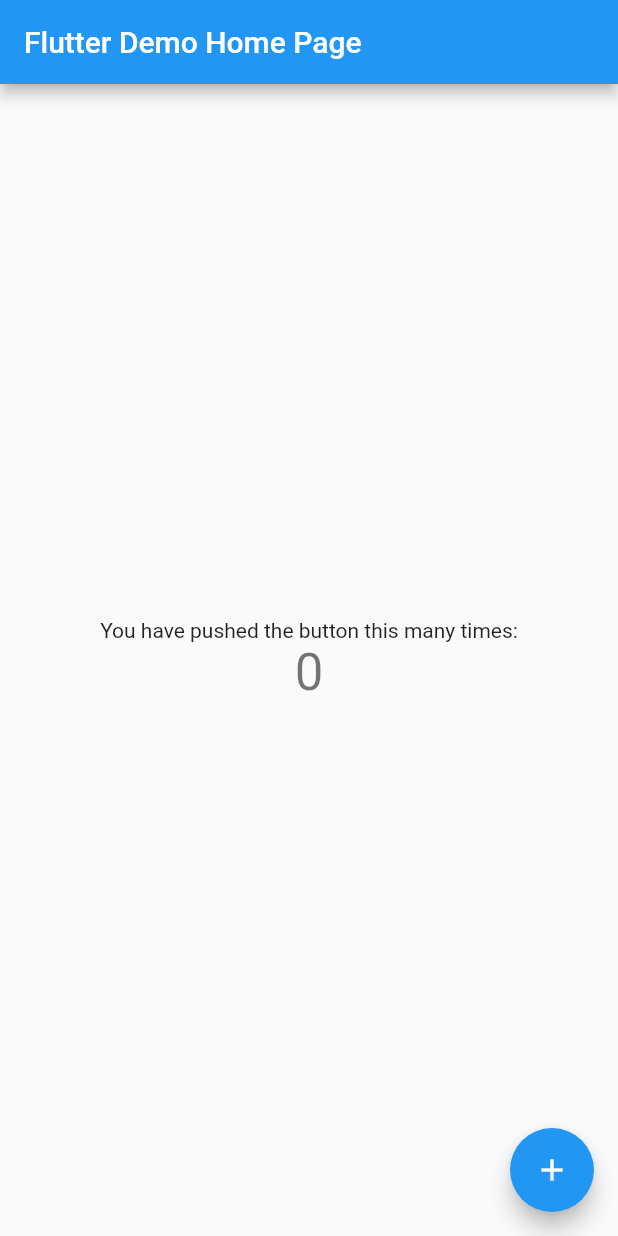
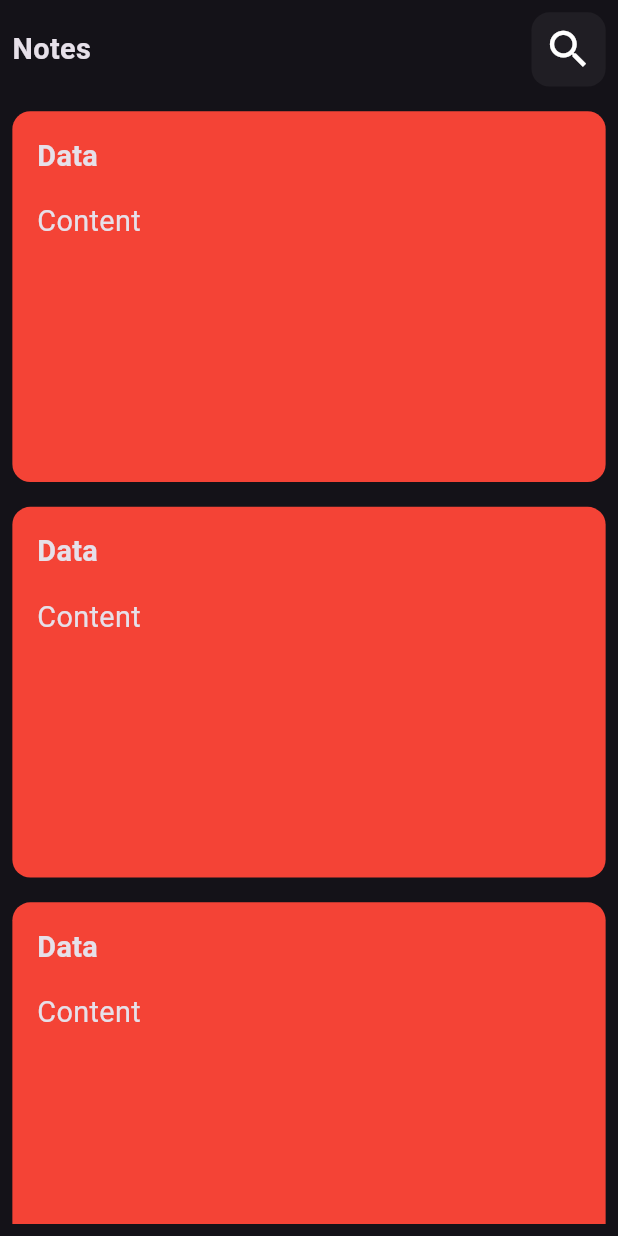
Before and after one commit to Anas-Nabih/Daily-Notes, a Flutter app: the screen it shows after launch, on a phone screen of 412 x 824 dp. Run offline on Flutter 3.47's test engine with Material 2 defaults, Android fonts, the phone set to English and light mode, and no system bars; our stand-ins replace sizer.

Commit message:
create notes view

```diff
--- a/lib/main.dart
+++ b/lib/main.dart
@@ -1,67 +1,23 @@
 import 'package:flutter/material.dart';
+import 'package:notes_app/views/home/notes_view.dart';
+import 'package:sizer/sizer.dart';
 
 void main() {
-  runApp(const MyApp());
+  runApp(const NotesApp());
 }
 
-class MyApp extends StatelessWidget {
-  const MyApp({Key? key}) : super(key: key);
+class NotesApp extends StatelessWidget {
+  const NotesApp({Key? key}) : super(key: key);
 
   @override
   Widget build(BuildContext context) {
-    return MaterialApp(
-      title: 'Notes App',
-      theme: ThemeData(
-        primarySwatch: Colors.blue,
-      ),
-      home: const MyHomePage(title: 'Flutter Demo Home Page'),
-    );
+    return Sizer(
+        builder: (context, orientation, deviceType) =>
+            MaterialApp(
+                debugShowCheckedModeBanner: false,
+                theme: ThemeData(
+                  brightness: Brightness.dark,
+                  useMaterial3: true
+                ), home: const NotesView()));
   }
 }
-
-class MyHomePage extends StatefulWidget {
-  const MyHomePage({Key? key, required this.title}) : super(key: key);
-
-  final String title;
-
-  @override
-  State<MyHomePage> createState() => _MyHomePageState();
-}
-
-class _MyHomePageState extends State<MyHomePage> {
-  int _counter = 0;
-
-  void _incrementCounter() {
-    setState(() {
-      _counter++;
-    });
-  }
-
-  @override
-  Widget build(BuildContext context) {
-    return Scaffold(
-      appBar: AppBar(
-        title: Text(widget.title),
-      ),
-      body: Center(
-        child: Column(
-          mainAxisAlignment: MainAxisAlignment.center,
-          children: <Widget>[
-            const Text(
-              'You have pushed the button this many times:',
-            ),
-            Text(
-              '$_counter',
-              style: Theme.of(context).textTheme.headline4,
-            ),
-          ],
-        ),
-      ),
-      floatingActionButton: FloatingActionButton(
-        onPressed: _incrementCounter,
-        tooltip: 'Increment',
-        child: const Icon(Icons.add),
-      ),
-    );
-  }
-}
--- a/lib/ui/home/home_screen.dart
+++ /dev/null
@@ -1,10 +0,0 @@
-import 'package:flutter/material.dart';
-
-class HomeScreen extends StatelessWidget {
-  const HomeScreen({Key? key}) : super(key: key);
-
-  @override
-  Widget build(BuildContext context) {
-    return Scaffold();
-  }
-}
--- /dev/null
+++ b/lib/views/home/notes_view.dart
@@ -0,0 +1,13 @@
+import 'package:flutter/material.dart';
+import 'package:notes_app/widgets/notes_view_body.dart';
+
+class NotesView extends StatelessWidget {
+  const NotesView({Key? key}) : super(key: key);
+
+  @override
+  Widget build(BuildContext context) {
+    return const Scaffold(
+      body: SafeArea(child: NotesViewBody()),
+    );
+  }
+}
--- /dev/null
+++ b/lib/widgets/note_item.dart
@@ -0,0 +1,30 @@
+import 'package:flutter/material.dart';
+import 'package:sizer/sizer.dart';
+
+class NoteItem extends StatelessWidget {
+  const NoteItem({
+    Key? key,
+  }) : super(key: key);
+
+  @override
+  Widget build(BuildContext context) {
+    return Container(
+      width: double.infinity,
+      height: 30.h,
+      padding: EdgeInsets.symmetric(vertical: 2.h,horizontal: 4.w),
+      decoration: BoxDecoration(
+          color: Colors.red,
+          borderRadius: BorderRadius.circular(12)
+      ),
+      child: Column(
+        crossAxisAlignment: CrossAxisAlignment.start,
+        children: [
+          Text("Data",style: TextStyle(fontSize: 14.sp,fontWeight: FontWeight.w600)),
+          SizedBox(height: 2.h),
+          Text("Content",style: TextStyle(fontSize: 14.sp)),
+
+        ],
+      ),
+    );
+  }
+}
--- /dev/null
+++ b/lib/widgets/notes_app_bar.dart
@@ -0,0 +1,19 @@
+import 'package:flutter/material.dart';
+import 'package:notes_app/widgets/search_icon.dart';
+import 'package:sizer/sizer.dart';
+class NotesAppBar extends StatelessWidget {
+  const NotesAppBar({
+    Key? key,
+  }) : super(key: key);
+
+  @override
+  Widget build(BuildContext context) {
+    return Row(
+      children: [
+        Text("Notes",style: TextStyle(fontSize: 14.sp,fontWeight: FontWeight.w600)),
+        const Spacer(),
+        const SearchIcon()
+      ],
+    );
+  }
+}
--- /dev/null
+++ b/lib/widgets/notes_view_body.dart
@@ -0,0 +1,28 @@
+import 'package:flutter/cupertino.dart';
+import 'package:flutter/material.dart';
+import 'package:notes_app/widgets/note_item.dart';
+import 'package:notes_app/widgets/notes_app_bar.dart';
+import 'package:notes_app/widgets/search_icon.dart';
+import 'package:sizer/sizer.dart';
+
+class NotesViewBody extends StatelessWidget {
+  const NotesViewBody({Key? key}) : super(key: key);
+
+  @override
+  Widget build(BuildContext context) {
+    return Container(
+      padding: EdgeInsets.symmetric(
+          vertical: 1.h,horizontal: 2.w),
+      child: Column(
+        children: [
+         const NotesAppBar(),
+          SizedBox(height: 2.h),
+          Expanded(child: ListView.separated(
+            physics: BouncingScrollPhysics(),
+            separatorBuilder:
+              (context, index) => SizedBox(height: 2.h),itemCount: 4,itemBuilder: (context, index) => NoteItem(),))
+        ],
+      ),
+    );
+  }
+}
--- /dev/null
+++ b/lib/widgets/search_icon.dart
@@ -0,0 +1,19 @@
+import 'package:flutter/material.dart';
+import 'package:sizer/sizer.dart';
+
+class SearchIcon extends StatelessWidget {
+  const SearchIcon({
+    Key? key,
+  }) : super(key: key);
+
+  @override
+  Widget build(BuildContext context) {
+    return Container(
+        padding: EdgeInsets.all(1.h),
+        decoration: BoxDecoration(
+            color: Colors.white.withOpacity(0.05),
+            borderRadius: BorderRadius.circular(12)
+        ),
+        child: Icon(Icons.search_outlined,size: 4.h,));
+  }
+}
--- a/pubspec.yaml
+++ b/pubspec.yaml
@@ -34,6 +34,7 @@ dependencies:
   # The following adds the Cupertino Icons font to your application.
   # Use with the CupertinoIcons class for iOS style icons.
   cupertino_icons: ^1.0.2
+  sizer: ^2.0.15
 
 dev_dependencies:
   flutter_test:
```
Also changed, not shown: pubspec.lock, 1 other file.
